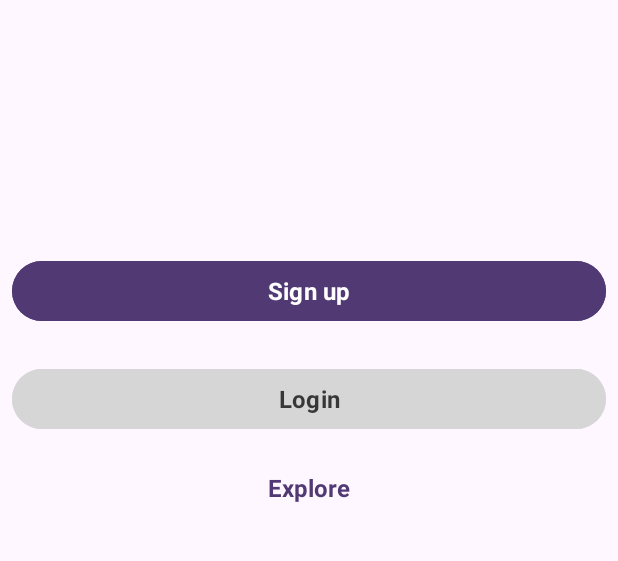
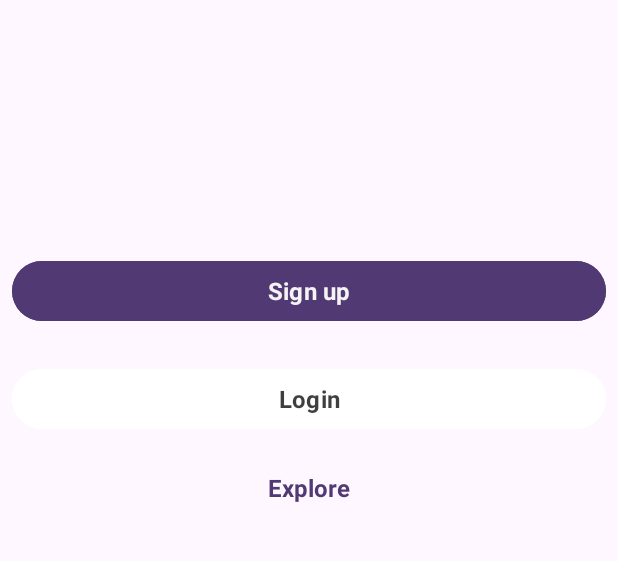
Before and after one commit to Mohamed-Ashraf-2210/Scooby, an Android app: the screen it shows after launch (MainActivity), on a phone screen of 412 x 824 dp, the part 419-980 px from its top. Run offline under Robolectric (Android 15) with nearby library versions, the phone set to English and light mode, and no system bars; Roboto replaces fonts that are not available here.

Commit message:
update colors.xml

```diff
--- a/app/src/main/res/layout/activity_main.xml
+++ b/app/src/main/res/layout/activity_main.xml
@@ -39,7 +39,7 @@
         android:backgroundTint="@color/primary"
         android:fontFamily="@font/roboto"
         android:text="@string/sign_up"
-        android:textColor="@color/white"
+        android:textColor="@color/white_BG"
         android:textSize="16sp"
         android:textStyle="bold"
         app:layout_constraintLeft_toLeftOf="parent"
@@ -51,7 +51,7 @@
         android:layout_width="match_parent"
         android:layout_height="wrap_content"
         android:layout_marginTop="24dp"
-        android:backgroundTint="@color/White"
+        android:backgroundTint="@color/white"
         android:fontFamily="@font/roboto"
         android:text="@string/login"
         android:textColor="@color/black"
--- a/app/src/main/res/values/splash.xml
+++ b/app/src/main/res/values/splash.xml
@@ -2,7 +2,7 @@
 <resources>
 
     <style name="Theme.Scooby.Splash" parent="Theme.SplashScreen">
-        <item name="windowSplashScreenBackground">@color/white</item>
+        <item name="windowSplashScreenBackground">@color/white_BG</item>
         <item name="windowSplashScreenAnimatedIcon">@drawable/avd_scooby</item>
         <item name="postSplashScreenTheme">@style/Theme.Scooby</item>
         <item name="windowSplashScreenAnimationDuration">3000</item>
```
